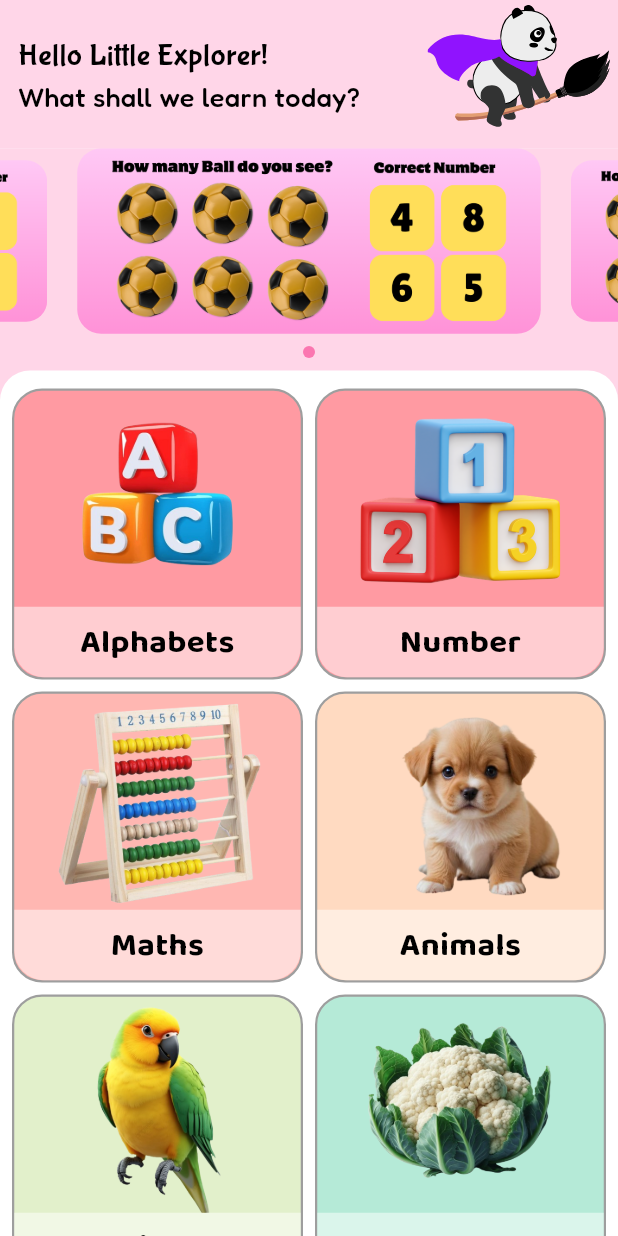
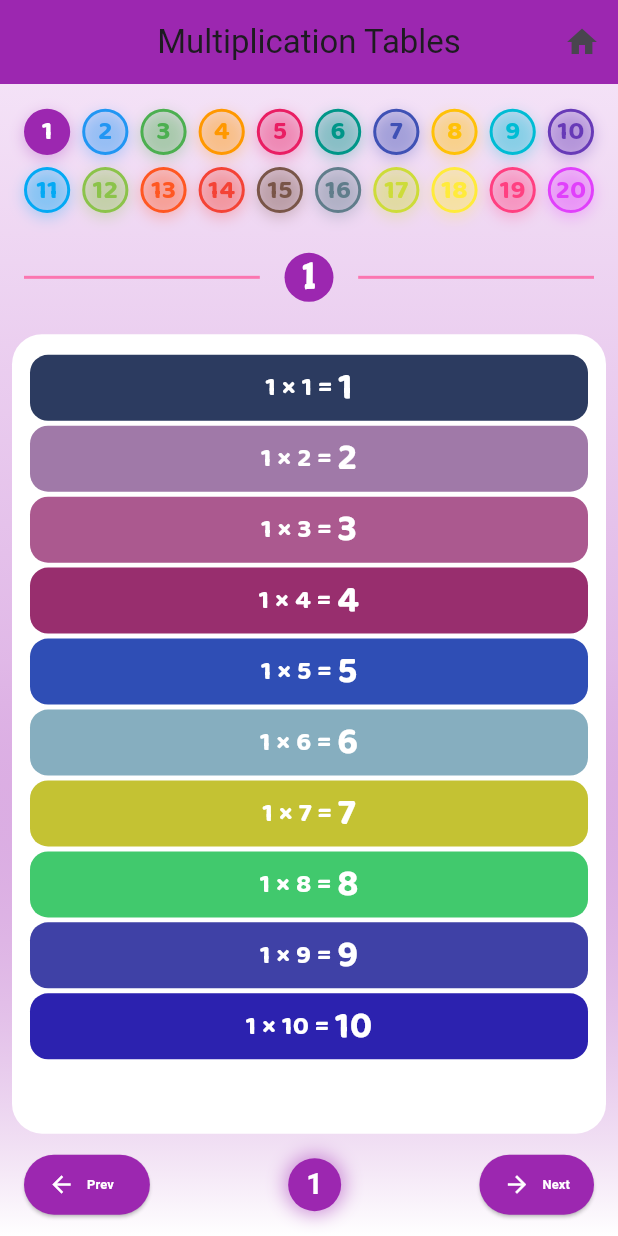
Before and after one commit to rahulkumardev24/Kids-all-in-one-book-App-BabySpark-, a Flutter app: the screen it shows after launch, on a phone screen of 412 x 824 dp. Run offline on Flutter 3.47's test engine with Material 3 defaults, Android fonts, the phone set to English and light mode, and no system bars; drawn by our look-alikes of carousel_slider, flutter_animate; our stand-ins replace audioplayers, cached_network_image, cloud_firestore, confetti, firebase_core, flutter_tts and 5 more; missing offline and left inert: dart:ffi; accounts and stored records are empty.

Commit message:
Working on Multiplication screen

```diff
--- a/lib/main.dart
+++ b/lib/main.dart
@@ -1,5 +1,6 @@
 import 'package:babyspark/screen/math/box_count_screen.dart';
 import 'package:babyspark/screen/math/math_dashboard_screen.dart';
+import 'package:babyspark/screen/multiplication_table_screen.dart';
 import 'package:babyspark/screen/number/number_screen.dart';
 import 'package:babyspark/screen/dashboard_screen.dart';
 import 'package:babyspark/service/tts_service.dart';
@@ -44,7 +45,7 @@ class MyApp extends StatelessWidget {
           builder: (context, orientation, screenType) {
             return const MaterialApp(
               debugShowCheckedModeBanner: false,
-              home: DashboardScreen(),
+              home: MultiplicationTableScreen(),
             );
           },
         ));
--- /dev/null
+++ b/lib/screen/multiplication_table_screen.dart
@@ -0,0 +1,361 @@
+import 'dart:math';
+import 'package:babyspark/domain/custom_text_style.dart';
+import 'package:flutter/material.dart';
+import 'package:flutter_animate/flutter_animate.dart';
+import 'package:responsive_sizer/responsive_sizer.dart';
+
+import '../helper/app_color.dart';
+
+class MultiplicationTableScreen extends StatefulWidget {
+  const MultiplicationTableScreen({super.key});
+
+  @override
+  State<MultiplicationTableScreen> createState() =>
+      _MultiplicationTableScreenState();
+}
+
+class _MultiplicationTableScreenState extends State<MultiplicationTableScreen> {
+  int _selectedNumber = 1;
+  final List<int> _numbers = List.generate(20, (index) => index + 1);
+  final Random _random = Random();
+
+  // Colors for different tables
+  final List<Color> _tableColors = [
+    Colors.purple,
+    Colors.blue,
+    Colors.green,
+    Colors.orange,
+    Colors.pink,
+    Colors.teal,
+    Colors.indigo,
+    Colors.amber,
+    Colors.cyan,
+    Colors.deepPurple,
+    Colors.lightBlue,
+    Colors.lightGreen,
+    Colors.deepOrange,
+    Colors.red,
+    Colors.brown,
+    Colors.blueGrey,
+    Colors.lime,
+    Colors.yellow,
+    Colors.pinkAccent,
+    Colors.purpleAccent,
+  ];
+
+  void _goToNextTable() {
+    if (_selectedNumber < 20) {
+      setState(() {
+        _selectedNumber++;
+      });
+    }
+  }
+
+  void _goToPreviousTable() {
+    if (_selectedNumber > 1) {
+      setState(() {
+        _selectedNumber--;
+      });
+    }
+  }
+
+  Color _getRandomColor() {
+    return Color.fromARGB(
+      255,
+      _random.nextInt(200),
+      _random.nextInt(200),
+      _random.nextInt(200),
+    );
+  }
+
+  @override
+  Widget build(BuildContext context) {
+    final currentColor =
+        _tableColors[(_selectedNumber - 1) % _tableColors.length];
+    final size = MediaQuery.of(context).size;
+
+    return Scaffold(
+      /// ------------- App Bar --------------- ///
+      appBar: AppBar(
+        title: const Text('Multiplication Tables'),
+        backgroundColor: currentColor,
+        centerTitle: true,
+        actions: [
+          IconButton(
+            icon: const Icon(Icons.home),
+            onPressed: () => Navigator.pop(context),
+          ),
+        ],
+      ),
+
+      /// ------------- Body ---------------- ///
+      body: Container(
+        decoration: BoxDecoration(
+          gradient: LinearGradient(
+            begin: Alignment.topCenter,
+            end: Alignment.bottomCenter,
+            colors: [
+              currentColor.withValues(alpha: 0.1),
+              currentColor.withValues(alpha: 0.3),
+              Colors.white,
+            ],
+          ),
+        ),
+        child: Column(
+          children: [
+            SizedBox(height: 2.h),
+
+            /// Number grid with all 20 numbers
+            SizedBox(
+              height: size.height * 0.1,
+              child: GridView.builder(
+                padding: const EdgeInsets.symmetric(horizontal: 16),
+                gridDelegate: const SliverGridDelegateWithFixedCrossAxisCount(
+                  crossAxisCount: 10,
+                  crossAxisSpacing: 8,
+                  mainAxisSpacing: 8,
+                  childAspectRatio: 1,
+                ),
+                itemCount: _numbers.length,
+                itemBuilder: (context, index) {
+                  final number = _numbers[index];
+                  final numberColor =
+                      _tableColors[(number - 1) % _tableColors.length];
+
+                  return GestureDetector(
+                    onTap: () {
+                      setState(() {
+                        _selectedNumber = number;
+                      });
+                    },
+                    child: Animate(
+                      effects: [
+                        ScaleEffect(duration: 300.ms, delay: (index * 50).ms),
+                      ],
+                      child: Container(
+                        decoration: BoxDecoration(
+                          color: _selectedNumber == number
+                              ? numberColor
+                              : numberColor.withValues(alpha: 0.2),
+                          shape: BoxShape.circle,
+                          border: Border.all(
+                            color: numberColor,
+                            width: 2,
+                          ),
+                          boxShadow: [
+                            BoxShadow(
+                              color: numberColor.withValues(alpha: 0.3),
+                              blurRadius: 8,
+                              offset: const Offset(0, 3),
+                            ),
+                          ],
+                        ),
+                        child: Center(
+                          child: Text(
+                            '$number',
+                            style: myTextStyle18(
+                              fontWeight: FontWeight.bold,
+                              fontColor: _selectedNumber == number
+                                  ? Colors.white
+                                  : numberColor,
+                            ),
+                          ),
+                        ),
+                      ),
+                    ),
+                  );
+                },
+              ),
+            ),
+
+            /// Navigation buttons
+            Padding(
+              padding: const EdgeInsets.symmetric(horizontal: 16),
+              child: Row(
+                mainAxisAlignment: MainAxisAlignment.spaceBetween,
+                children: [
+                  /// Previous button
+                  const Expanded(
+                      child:
+                          Divider(thickness: 2, color: AppColors.primaryDark)),
+                  SizedBox(
+                    width: 2.h,
+                  ),
+
+                  /// Current number display
+                  Container(
+                    padding: const EdgeInsets.all(12),
+                    decoration: BoxDecoration(
+                      color: currentColor,
+                      shape: BoxShape.circle,
+                    ),
+                    child: Text(
+                      '$_selectedNumber',
+                      style: myTextStyle25(
+                          fontWeight: FontWeight.bold,
+                          fontColor: Colors.white,
+                          fontFamily: "secondary"),
+                    ),
+                  ),
+                  SizedBox(
+                    width: 2.h,
+                  ),
+                  const Expanded(
+                      child: Divider(
+                    thickness: 2,
+                    color: AppColors.primaryDark,
+                  )),
+                ],
+              ),
+            ),
+
+            /// ------- Multiplication table -------------- ///
+            Expanded(
+              child: Container(
+                margin: const EdgeInsets.all(8),
+                decoration: BoxDecoration(
+                  color: Colors.white,
+                  borderRadius: BorderRadius.circular(20),
+                ),
+                child: ListView.builder(
+                  padding: const EdgeInsets.all(12),
+                  itemCount: 10,
+                  itemBuilder: (context, index) {
+                    final multiplier = index + 1;
+                    final result = _selectedNumber * multiplier;
+                    final itemColor = _getRandomColor();
+
+                    return Container(
+                      margin: EdgeInsets.symmetric(vertical: 0.2.h),
+                      padding: const EdgeInsets.all(4),
+                      decoration: BoxDecoration(
+                        color: itemColor.withValues(alpha: 0.9),
+                        borderRadius: BorderRadius.circular(12),
+                      ),
+                      child: Row(
+                        mainAxisAlignment: MainAxisAlignment.center,
+                        children: [
+                          Text(
+                            '$_selectedNumber',
+                            style: myTextStyle18(
+                              fontWeight: FontWeight.bold,
+                              fontColor: Colors.white,
+                            ),
+                          ),
+                          Text(
+                            ' × ',
+                            style: myTextStyle18(
+                              fontWeight: FontWeight.bold,
+                              fontColor: Colors.white,
+                            ),
+                          ),
+                          Text(
+                            '$multiplier',
+                            style: myTextStyle18(
+                              fontWeight: FontWeight.bold,
+                              fontColor: Colors.white,
+                            ),
+                          ),
+                          Text(
+                            ' = ',
+                            style: myTextStyle18(
+                              fontWeight: FontWeight.bold,
+                              fontColor: Colors.white,
+                            )),
+                          Text(
+                            '$result',
+                            style: myTextStyle25(
+                              fontWeight: FontWeight.bold,
+                              fontColor: Colors.white,
+                            ),
+                          ),
+                        ],
+                      ),
+                    );
+                  },
+                ),
+              ),
+            ),
+
+            /// Navigation buttons
+            Padding(
+              padding: const EdgeInsets.symmetric(horizontal: 16),
+              child: Row(
+                mainAxisAlignment: MainAxisAlignment.spaceBetween,
+                children: [
+                  /// Previous button
+                  ElevatedButton.icon(
+                    onPressed: _goToPreviousTable,
+                    style: ElevatedButton.styleFrom(
+                      backgroundColor: currentColor,
+                      shape: RoundedRectangleBorder(
+                        borderRadius: BorderRadius.circular(25),
+                      ),
+                    ),
+                    icon: const Icon(Icons.arrow_back, color: Colors.white),
+                    label: Text(
+                      'Prev',
+                      style: TextStyle(
+                        fontSize: 12.sp,
+                        color: Colors.white,
+                        fontWeight: FontWeight.bold,
+                      ),
+                    ),
+                  ),
+
+                  /// Current number display
+                  Container(
+                    padding: const EdgeInsets.all(12),
+                    decoration: BoxDecoration(
+                      color: currentColor,
+                      shape: BoxShape.circle,
+                      boxShadow: [
+                        BoxShadow(
+                          color: currentColor.withOpacity(0.5),
+                          blurRadius: 10,
+                          spreadRadius: 2,
+                        ),
+                      ],
+                    ),
+                    child: Text(
+                      '$_selectedNumber',
+                      style: TextStyle(
+                        fontSize: 18.sp,
+                        fontWeight: FontWeight.bold,
+                        color: Colors.white,
+                      ),
+                    ),
+                  ),
+
+                  /// Next button
+                  ElevatedButton.icon(
+                    onPressed: _goToNextTable,
+                    style: ElevatedButton.styleFrom(
+                      backgroundColor: currentColor,
+                      padding: const EdgeInsets.symmetric(
+                          horizontal: 16, vertical: 10),
+                      shape: RoundedRectangleBorder(
+                        borderRadius: BorderRadius.circular(25),
+                      ),
+                    ),
+                    icon: const Icon(Icons.arrow_forward, color: Colors.white),
+                    label: Text(
+                      'Next',
+                      style: TextStyle(
+                        fontSize: 12.sp,
+                        color: Colors.white,
+                        fontWeight: FontWeight.bold,
+                      ),
+                    ),
+                  ),
+                ],
+              ),
+            ),
+
+            SizedBox(height: 1.h)
+          ],
+        ),
+      ),
+    );
+  }
+}
```
